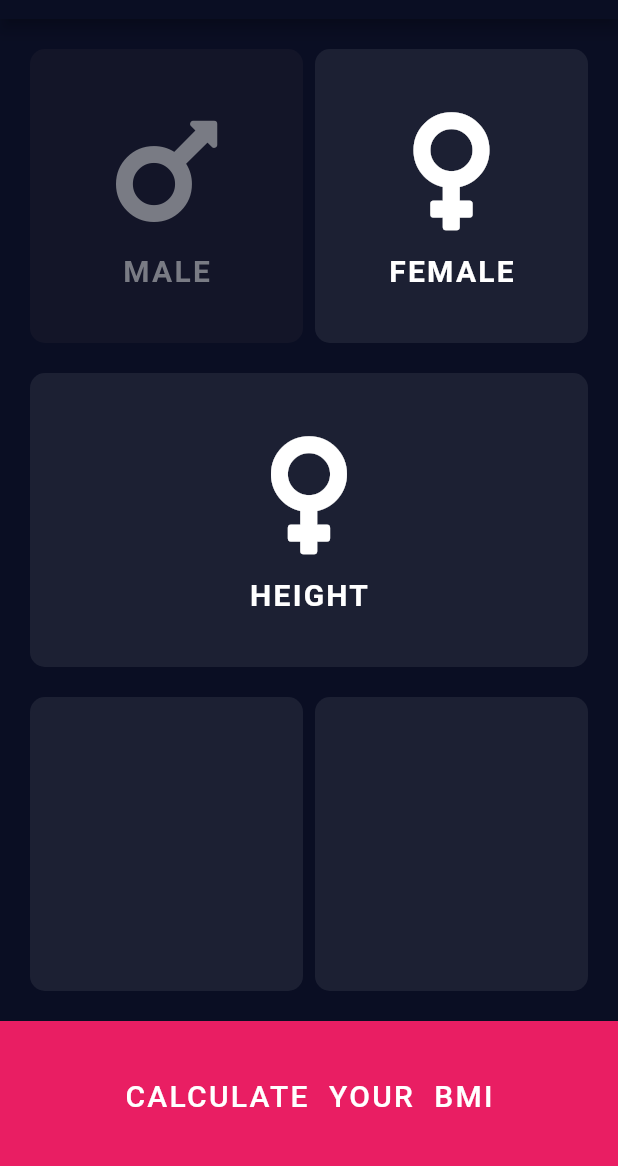
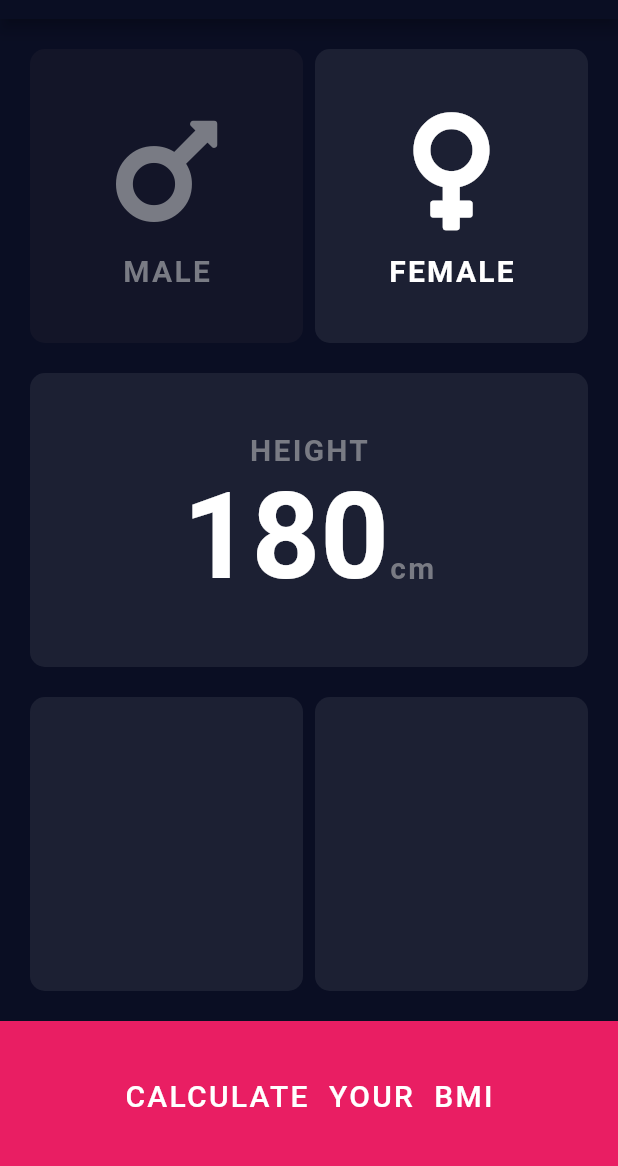
Before and after one commit to piotrstanny/flutter-bmi-calculator, a Flutter app: the screen it shows after launch, on a phone screen of 412 x 824 dp, the part 65-1231 px from its top. Run offline on Flutter 3.47's test engine with Material 2 defaults, Android fonts, the phone set to English and light mode, and no system bars; our stand-ins replace font_awesome_flutter.

Commit message:
Position text in height card, use const styles

```diff
--- a/lib/constants.dart
+++ b/lib/constants.dart
@@ -6,3 +6,6 @@ const kActiveTextColour = Colors.white;
 const kInactiveTextColour = Color(0xFF797b84);
 const kBottomBarColour = Colors.pink;
 const kBottomBarHeight = 100.0;
+const kLabelFontSize = 20.0;
+const kLabelFontWeight = FontWeight.bold;
+const kLabelFontLetterSpacing = 1.5;
--- a/lib/icon_content.dart
+++ b/lib/icon_content.dart
@@ -1,4 +1,5 @@
 import 'package:flutter/material.dart';
+import 'constants.dart';
 
 class IconContent extends StatelessWidget {
   final IconData faicon;
@@ -22,10 +23,10 @@ class IconContent extends StatelessWidget {
         Text(
           iconText,
           style: TextStyle(
-            fontSize: 20.0,
+            fontSize: kLabelFontSize,
             color: textColour,
-            fontWeight: FontWeight.bold,
-            letterSpacing: 1.5,
+            fontWeight: kLabelFontWeight,
+            letterSpacing: kLabelFontLetterSpacing,
           ),
         )
       ],
--- a/lib/input_page.dart
+++ b/lib/input_page.dart
@@ -82,10 +82,40 @@ class _InputPageState extends State<InputPage> {
                   Expanded(
                     child: ReusableCard(
                       colour: kActiveCardColour,
-                      cardChild: IconContent(
-                        FontAwesomeIcons.venus,
-                        'HEIGHT',
-                        kActiveTextColour,
+                      cardChild: Column(
+                        mainAxisAlignment: MainAxisAlignment.center,
+                        children: <Widget>[
+                          Text(
+                            'HEIGHT',
+                            style: TextStyle(
+                                color: kInactiveTextColour,
+                                fontSize: kLabelFontSize,
+                                fontWeight: kLabelFontWeight,
+                                letterSpacing: kLabelFontLetterSpacing),
+                          ),
+                          Row(
+                            mainAxisAlignment: MainAxisAlignment.center,
+                            crossAxisAlignment: CrossAxisAlignment.baseline,
+                            textBaseline: TextBaseline.alphabetic,
+                            children: <Widget>[
+                              Text(
+                                '180',
+                                style: TextStyle(
+                                    fontSize: 80.0,
+                                    color: kActiveTextColour,
+                                    fontWeight: kLabelFontWeight),
+                              ),
+                              Text(
+                                'cm',
+                                style: TextStyle(
+                                    color: kInactiveTextColour,
+                                    fontSize: kLabelFontSize,
+                                    fontWeight: kLabelFontWeight,
+                                    letterSpacing: kLabelFontLetterSpacing),
+                              ),
+                            ],
+                          )
+                        ],
                       ),
                     ),
                   ),
```
